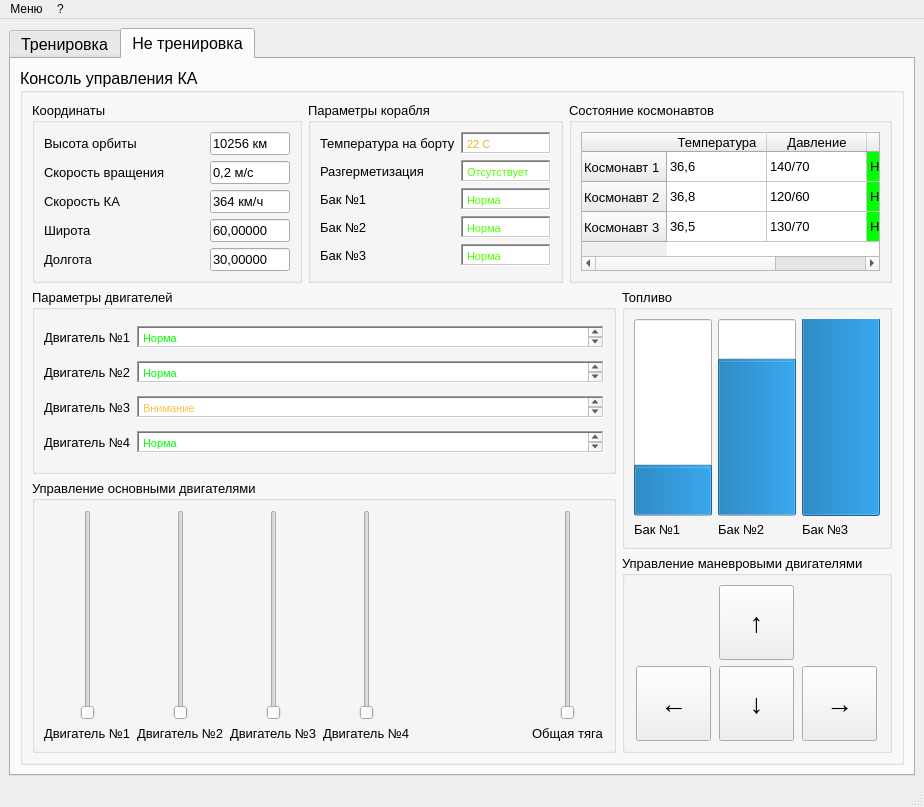
Above: hw_1/ui/a_add_ui_form.ui from natgry/pyqt before the change. Below: the same form after it.
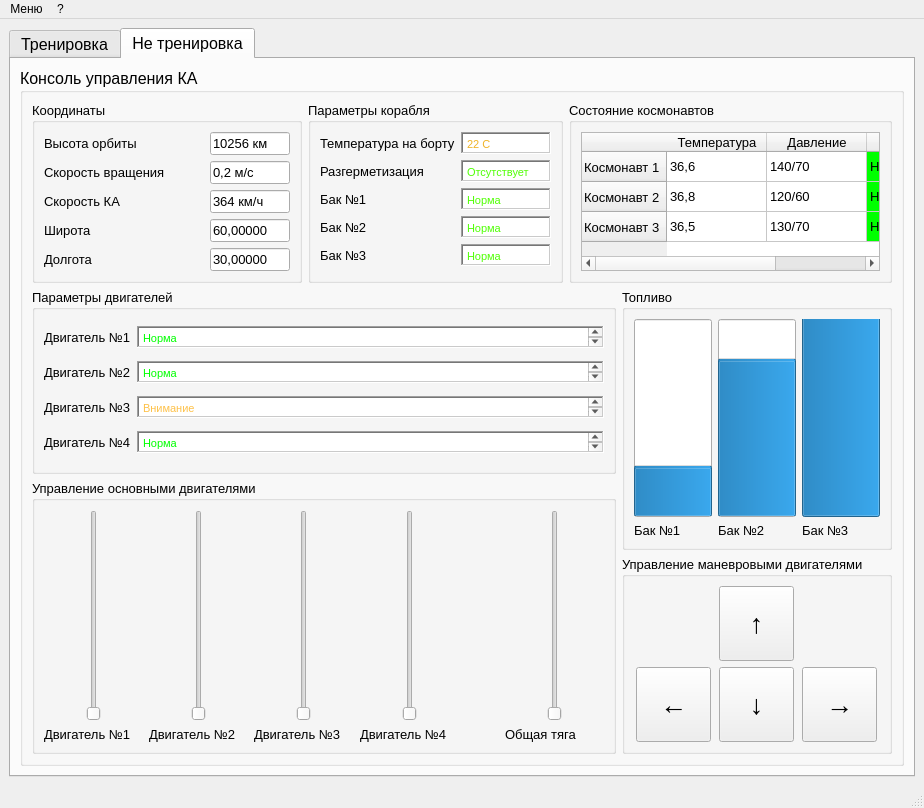
That is the form after the change.

Commit message: Change spacer size policy

```diff
--- a/hw_1/ui/a_add_ui_form.ui
+++ b/hw_1/ui/a_add_ui_form.ui
@@ -7,7 +7,7 @@
     <x>0</x>
     <y>0</y>
     <width>924</width>
-    <height>807</height>
+    <height>808</height>
    </rect>
   </property>
   <property name="sizePolicy">
@@ -1540,6 +1540,9 @@
                     <property name="orientation">
                      <enum>Qt::Horizontal</enum>
                     </property>
+                    <property name="sizeType">
+                     <enum>QSizePolicy::Fixed</enum>
+                    </property>
                     <property name="sizeHint" stdset="0">
                      <size>
                       <width>40</width>
```
Left out of the diff: 2 changed lines with no effect on the pictures. The commit also changes 1 other file.
